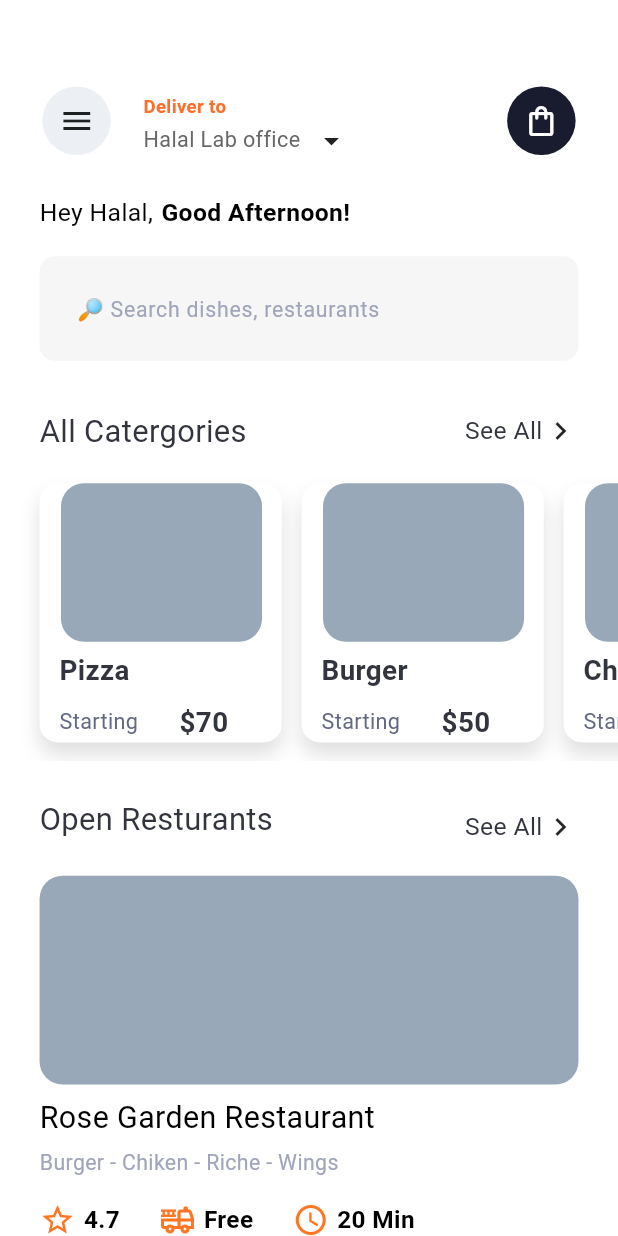
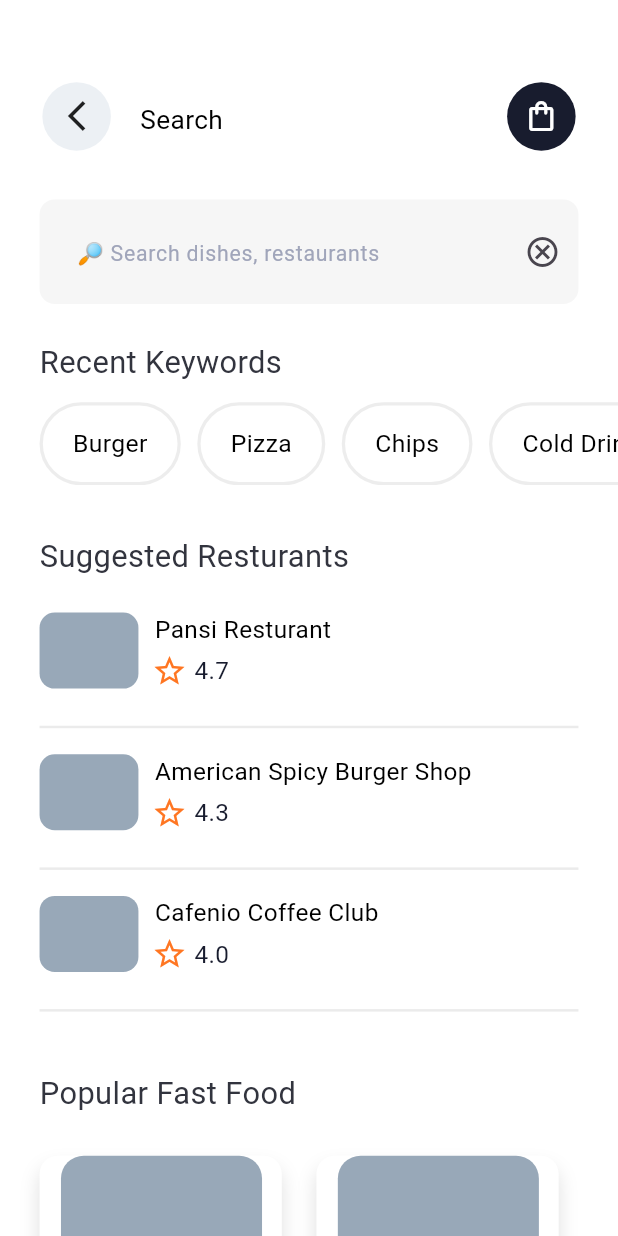
Before and after one commit to afaqahmad922/food_delievery_app, a Flutter app: the screen it shows after launch, on a phone screen of 412 x 824 dp. Run offline on Flutter 3.47's test engine with Material 3 defaults, Android fonts, the phone set to English and light mode, and no system bars; our stand-ins replace flutter_screenutil, google_fonts, smooth_page_indicator; Roboto replaces fonts that are missing (Sen).

Commit message:
Completed Search Page

```diff
--- /dev/null
+++ b/lib/App_Pages/Search_Page.dart
@@ -0,0 +1,154 @@
+import 'package:flutter/material.dart';
+import 'package:figma_to_flutter_2/logins/Widgets/Widgets.dart';
+import 'package:flutter_screenutil/flutter_screenutil.dart';
+import 'package:google_fonts/google_fonts.dart';
+
+class searchPage extends StatefulWidget {
+  const searchPage({super.key});
+
+  @override
+  State<searchPage> createState() => _searchPageState();
+}
+
+class _searchPageState extends State<searchPage> {
+  @override
+  Widget build(BuildContext context) {
+    return Scaffold(
+      backgroundColor: Color(0xffFFFFFF),
+      body: SingleChildScrollView(
+        child: Column(
+          mainAxisAlignment: MainAxisAlignment.start,
+          crossAxisAlignment: CrossAxisAlignment.start,
+          children: [
+            Row(
+              children: [
+                Padding(
+                  padding: EdgeInsets.only(left: 24.w, top: 54.h),
+                  child: Container(
+                    height: 45.h,
+                    width: 45.w,
+                    decoration: BoxDecoration(
+                      shape: BoxShape.circle,
+                      color: Color(0xffECF0F4),
+                    ),
+                    child: Icon(Icons.arrow_back_ios_new_outlined),
+                  ),
+                ),
+                Padding(
+                  padding: EdgeInsets.only(top: 58.h, left: 16.w),
+                  child: AppText(text: 'Search', font: GoogleFonts.sen, fontWeight: FontWeight.w400, fontSize: 17.sp, color: Colors.black),
+                ),
+                Spacer(),
+                Padding(
+                  padding: EdgeInsets.only(right: 24.w, top: 54.h),
+                  child: Container(
+                    height: 45.h,
+                    width: 45.w,
+                    decoration: BoxDecoration(
+                      shape: BoxShape.circle,
+                      color: Color(0xff181C2E),
+                    ),
+                    child: Icon(Icons.shopping_bag_outlined, color: Colors.white,),
+                  ),
+                ),
+              ],
+            ),
+            Padding(
+              padding: EdgeInsets.only(top: 24.h),
+              child: AppSearchField(hintText: '🔎 Search dishes, restaurants', color: Color(0xffF6F6F6), suffixIcon: Icons.cancel_outlined,),
+            ),
+            Padding(
+              padding: EdgeInsets.only(left: 24.w, top: 24.h),
+              child: AppText(text: 'Recent Keywords', font: GoogleFonts.sen, fontWeight: FontWeight.w400, fontSize: 20.sp, color: Color(0xff32343E)),
+            ),
+            SingleChildScrollView(
+              scrollDirection: Axis.horizontal,
+              child: Padding(
+                padding: EdgeInsets.only(top: 12.h),
+                child: Row(
+                  children: [
+                    Padding(
+                      padding: EdgeInsets.only(left: 24.w),
+                      child: CategoryChip(text: 'Burger'),
+                    ),
+                    Padding(
+                      padding: EdgeInsets.only(left: 10.w),
+                      child: CategoryChip(text: 'Pizza'),
+                    ),
+                    Padding(
+                      padding: EdgeInsets.only(left: 10.w),
+                      child: CategoryChip(text: 'Chips'),
+                    ),
+                    Padding(
+                      padding: EdgeInsets.only(left: 10.w, right: 24.w),
+                      child: CategoryChip(text: 'Cold Drinks'),
+                    ),
+                  ],
+                ),
+              ),
+            ),
+            Padding(
+              padding: EdgeInsets.only(left: 24.w, top: 32.h),
+              child: AppText(text: 'Suggested Resturants', font: GoogleFonts.sen, fontWeight: FontWeight.w400, fontSize: 20.sp, color: Color(0xff32343E)),
+            ),
+            Padding(
+              padding: EdgeInsets.only(top: 23.h),
+              child: RestaurantRow(title: 'Pansi Resturant', rating: '4.7'),
+            ),
+            Padding(
+              padding: EdgeInsets.only(top: 17.h, left: 24.w, right: 24.w),
+              child: Divider(
+                color: const Color(0xffEBEBEB),
+                thickness: 1.5.w,
+              ),
+            ),
+            Padding(
+              padding: EdgeInsets.only(top: 10.h),
+              child: RestaurantRow(title: 'American Spicy Burger Shop', rating: '4.3'),
+            ),
+            Padding(
+              padding: EdgeInsets.only(top: 17.h, left: 24.w, right: 24.w),
+              child: Divider(
+                color: const Color(0xffEBEBEB),
+                thickness: 1.5.w,
+              ),
+            ),
+            Padding(
+              padding: EdgeInsets.only(top: 10.h),
+              child: RestaurantRow(title: 'Cafenio Coffee Club', rating: '4.0'),
+            ),
+            Padding(
+              padding: EdgeInsets.only(top: 17.h, left: 24.w, right: 24.w),
+              child: Divider(
+                color: const Color(0xffEBEBEB),
+                thickness: 1.5.w,
+              ),
+            ),
+            Padding(
+              padding: EdgeInsets.only(left: 24.w, top: 32.h),
+              child: AppText(text: 'Popular Fast Food', font: GoogleFonts.sen, fontWeight: FontWeight.w400, fontSize: 20.sp, color: Color(0xff32343E)),
+            ),
+            Padding(
+              padding: EdgeInsets.only(bottom: 12.h),
+              child: SingleChildScrollView(
+                scrollDirection: Axis.horizontal,
+                child: Row(
+                  children: [
+                    Padding(
+                      padding: EdgeInsets.only(left: 24.w, top: 27.h),
+                      child: FoodCard1(title: 'european Pizza', subtitle: 'Uttora Coffe House'),
+                    ),
+                    Padding(
+                      padding: EdgeInsets.only(left: 21.w, top: 27.h),
+                      child: FoodCard1(title: 'Buffalo Pizza', subtitle: 'Cafenio Coffee Club'),
+                    ),
+                  ],
+                ),
+              ),
+            )
+          ],
+        ),
+      ),
+    );
+  }
+}
--- a/lib/logins/Widgets/Widgets.dart
+++ b/lib/logins/Widgets/Widgets.dart
@@ -501,3 +501,183 @@ class CategoryItem extends StatelessWidget {
     );
   }
 }
+
+
+class CategoryChip extends StatelessWidget {
+  final String text;
+
+  const CategoryChip({
+    super.key,
+    required this.text,
+  });
+
+  @override
+  Widget build(BuildContext context) {
+    return Container(
+      decoration: BoxDecoration(
+        color: const Color(0xffFFFFFF),
+        borderRadius: BorderRadius.circular(33.r),
+        border: Border.all(
+          color: const Color(0xffEDEDED),
+          width: 2.w,
+        ),
+      ),
+      child: Padding(
+        padding: const EdgeInsets.only(
+          left: 20,
+          right: 20,
+          top: 14,
+          bottom: 13,
+        ),
+        child: AppText(
+          text: text,   // 👈 Dynamic text here
+          font: GoogleFonts.sen,
+          fontWeight: FontWeight.w400,
+          fontSize: 16.sp,
+          color: Colors.black,
+        ),
+      ),
+    );
+  }
+}
+
+class RestaurantRow extends StatelessWidget {
+  final String title;
+  final String rating;
+
+  const RestaurantRow({
+    Key? key,
+    required this.title,
+    required this.rating,
+  }) : super(key: key);
+
+  @override
+  Widget build(BuildContext context) {
+    return Row(
+      mainAxisAlignment: MainAxisAlignment.start,
+      crossAxisAlignment: CrossAxisAlignment.start,
+      children: [
+        Padding(
+          padding: EdgeInsets.only(left: 24.w,),
+          child: Container(
+            height: 50.h,
+            width: 60.w,
+            decoration: BoxDecoration(
+              borderRadius: BorderRadius.circular(10.r),
+              color: const Color(0xff98A8B8),
+            ),
+          ),
+        ),
+        Column(
+          mainAxisAlignment: MainAxisAlignment.start,
+          crossAxisAlignment: CrossAxisAlignment.start,
+          children: [
+            Padding(
+              padding: EdgeInsets.only( left: 10.w),
+              child: Text(
+                title,
+                style: GoogleFonts.sen(
+                  fontWeight: FontWeight.w400,
+                  fontSize: 16.sp,
+                  color: const Color(0xff000000),
+                ),
+              ),
+            ),
+            Padding(
+              padding: EdgeInsets.only(left: 8.w, top: 4.h),
+              child: Row(
+                children: [
+                  const Icon(
+                    Icons.star_border_purple500_outlined,
+                    color: Color(0xffFF7622),
+                  ),
+                  SizedBox(width: 4.w,),
+                  Text(
+                    rating,
+                    style: GoogleFonts.sen(
+                      fontWeight: FontWeight.w400,
+                      fontSize: 16.sp,
+                      color: const Color(0xff181C2E),
+                    ),
+                  ),
+                ],
+              ),
+            )
+          ],
+        ),
+      ],
+    );
+  }
+}
+
+class FoodCard1 extends StatelessWidget {
+  final String title;
+  final String subtitle;
+
+  const FoodCard1({
+    super.key,
+    required this.title,
+    required this.subtitle,
+  });
+
+  @override
+  Widget build(BuildContext context) {
+    return Container(
+      decoration: BoxDecoration(
+        borderRadius: BorderRadius.circular(12.r),
+        color: const Color(0xffFFFFFF),
+        boxShadow: [
+          BoxShadow(
+            color: Colors.black.withOpacity(0.12),
+            blurRadius: 10,
+            spreadRadius: 0,
+            offset: const Offset(0, 8),
+          )
+        ],
+      ),
+      child: Column(
+        crossAxisAlignment: CrossAxisAlignment.start,
+        children: [
+          Padding(
+            padding: EdgeInsets.only(left: 13.w, right: 12.w),
+            child: Container(
+              height: 84.h,
+              width: 122.w,
+              decoration: BoxDecoration(
+                borderRadius: BorderRadius.circular(15.r),
+                color: const Color(0xff98A8B8),
+              ),
+            ),
+          ),
+
+          Padding(
+            padding: EdgeInsets.only(left: 12.w, top: 5.76.h),
+            child: AppText(
+              text: title,
+              font: GoogleFonts.sen,
+              fontWeight: FontWeight.w700,
+              fontSize: 15.sp,
+              color: const Color(0xff32343E),
+            ),
+          ),
+
+          Padding(
+            padding: EdgeInsets.only(left: 12.w, top: 4.h, bottom: 15.h, right: 2.w),
+            child: Row(
+              mainAxisAlignment: MainAxisAlignment.spaceBetween,
+              children: [
+                AppText(
+                  text: subtitle,
+                  font: GoogleFonts.sen,
+                  fontWeight: FontWeight.w400,
+                  fontSize: 13.sp,
+                  color: const Color(0xff646982),
+                ),
+              ],
+            ),
+          ),
+        ],
+      ),
+    );
+  }
+}
--- a/lib/main.dart
+++ b/lib/main.dart
@@ -1,3 +1,4 @@
+import 'package:figma_to_flutter_2/App_Pages/Search_Page.dart';
 import 'package:figma_to_flutter_2/Homes/Home%20V.1.dart';
 import 'package:figma_to_flutter_2/Homes/Home%20V.2.dart';
 import 'package:figma_to_flutter_2/Homes/Home%20V.3.dart';
@@ -25,7 +26,7 @@ class MyApp extends StatelessWidget {
         theme: ThemeData(
           colorScheme: ColorScheme.fromSeed(seedColor: Colors.deepPurple),
         ),
-        home: HomeV2(),
+        home: searchPage(),
       ),
     );
   }
```
